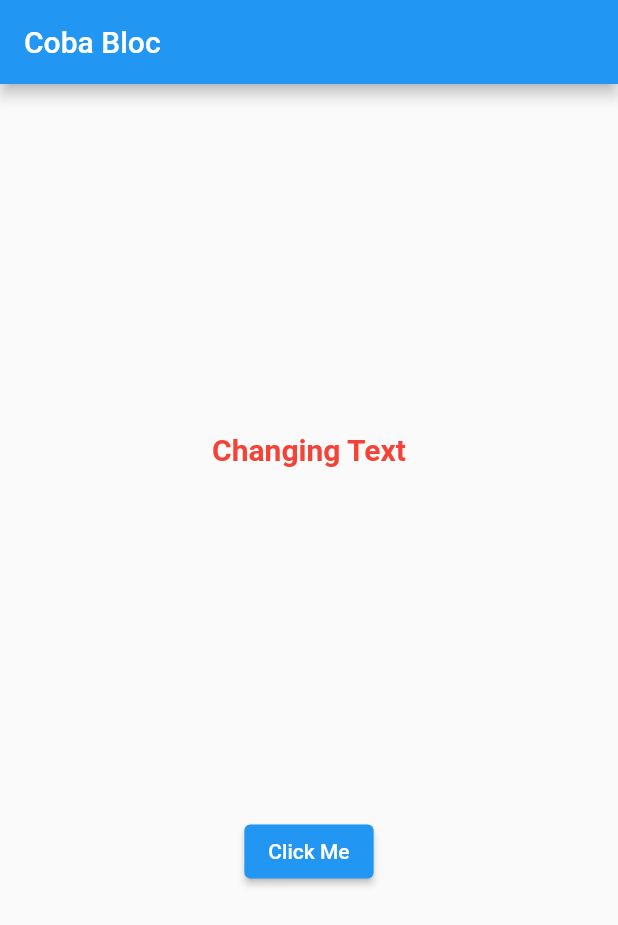
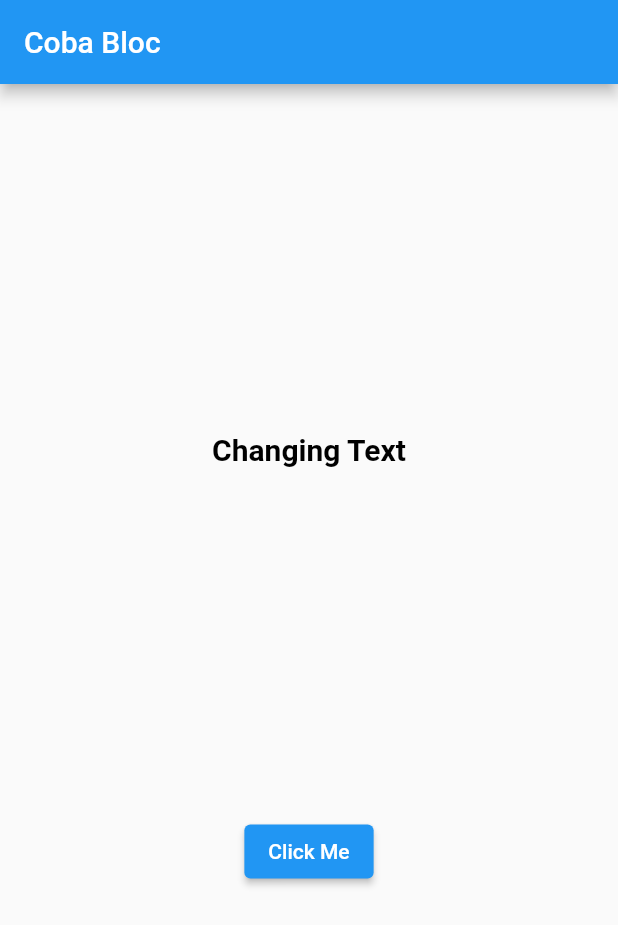
Before and after one commit to nickysantano/latihan_bloc, a Flutter app: the screen it shows after launch, after a tap on "Click Me", on a phone screen of 412 x 824 dp. Shown: the top 925 px of the screen. Run offline on Flutter 3.47's test engine with Material 2 defaults, Android fonts, the phone set to English and light mode, and no system bars; our stand-ins replace bloc, equatable, flutter_bloc.

```diff
--- a/lib/main.dart
+++ b/lib/main.dart
@@ -1,5 +1,6 @@
 import 'package:flutter/material.dart';
 import 'package:flutter_bloc/flutter_bloc.dart';
+import 'package:latihan_bloc/bloc/colors_bloc.dart';
 import 'package:latihan_bloc/blocs/blocs.dart';
 import 'package:latihan_bloc/views/pages/pages.dart';
 
@@ -15,7 +16,7 @@ class MyApp extends StatelessWidget {
     return MaterialApp(
       title: 'Flutter Bloc Demo',
       home: BlocProvider(
-        create: (context) => ColorBloc(),
+        create: (context) => ColorsBloc(),
         child: const HomePage(),
       ),
     );
--- a/lib/views/pages/homepage.dart
+++ b/lib/views/pages/homepage.dart
@@ -9,8 +9,8 @@ class HomePage extends StatelessWidget {
       appBar: AppBar(
         title: const Text("Coba Bloc"),
       ),
-      body: BlocBuilder<ColorBloc, Color>(
-        builder: (context, mycolor){
+      body: BlocBuilder<ColorsBloc, ColorsState>(
+        builder: (context, state){
           return Container(
             alignment: Alignment.center,
             child: Column(
@@ -20,7 +20,7 @@ class HomePage extends StatelessWidget {
                 Text(
                   "Changing Text",
                   style: TextStyle(
-                    color: mycolor,
+                    color: (state is ColorsValue) ? state.value : Colors.black,
                     fontSize: 20,
                     fontWeight: FontWeight.bold,
                   ),
@@ -28,9 +28,7 @@ class HomePage extends StatelessWidget {
 
                 ElevatedButton(
                   onPressed: (){
-                    mycolor == Colors.black ?
-                    context.read<ColorBloc>().add(ColorEvent.red):
-                    context.read<ColorBloc>().add(ColorEvent.black) ;
+                    context.read<ColorsBloc>().add(ChangeColor()) ;
                   },
                   child: const Text("Click Me")
                 ),
--- a/lib/views/pages/pages.dart
+++ b/lib/views/pages/pages.dart
@@ -1,6 +1,7 @@
 import 'package:flutter/cupertino.dart';
 import 'package:flutter/material.dart';
 import 'package:flutter_bloc/flutter_bloc.dart';
+import 'package:latihan_bloc/bloc/colors_bloc.dart';
 import 'package:latihan_bloc/blocs/blocs.dart';
 
 part 'homepage.dart';
```
